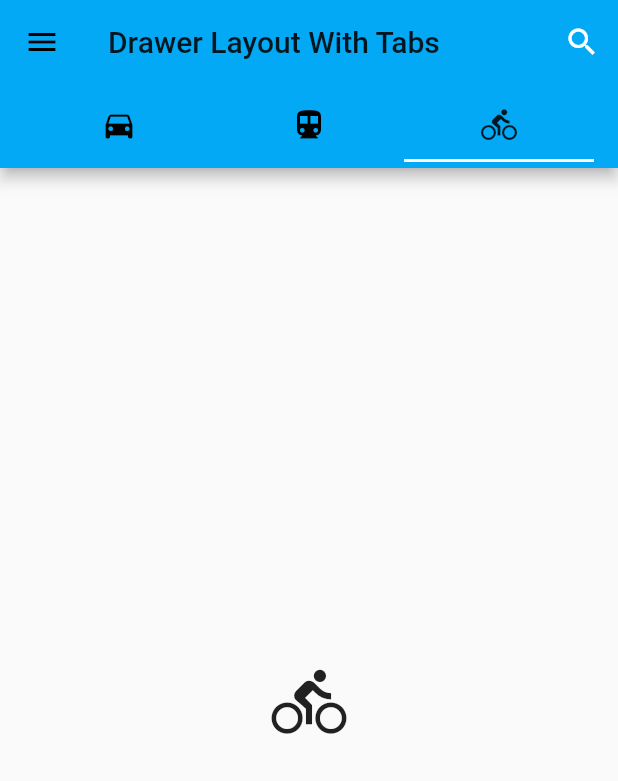
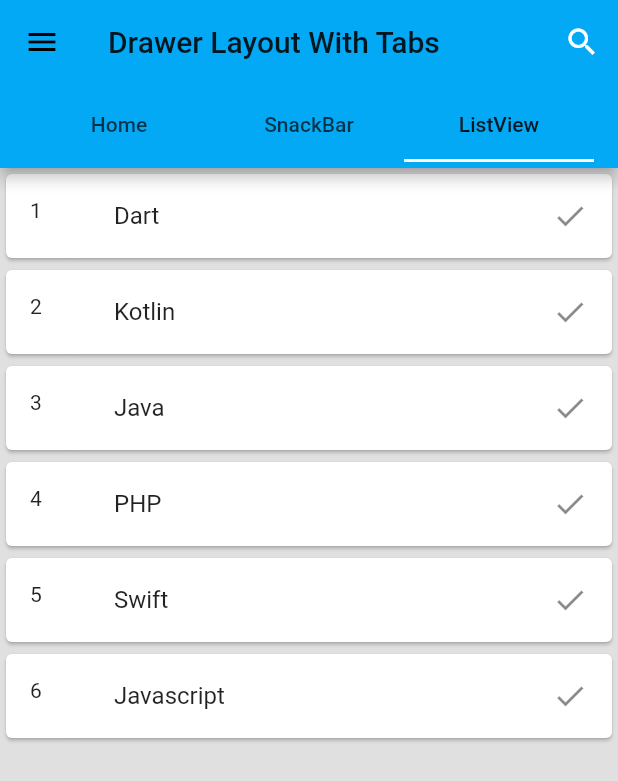
Before and after one commit to lukastyas/frameworkmobile_uts, a Flutter app: the Homepage screen opened directly, tab 3 chosen, on a phone screen of 412 x 824 dp. Shown: the top 781 px of the screen. Run offline on Flutter 3.47's test engine with Material 2 defaults, Android fonts, the phone set to English and light mode, and no system bars; Roboto replaces fonts that are missing (Nunito).

Commit message:
update listview

```diff
--- a/lib/cobo.dart
+++ b/lib/cobo.dart
@@ -1,4 +1,5 @@
 import 'package:flutter/material.dart';
+import 'package:flutter/rendering.dart';
 import 'home_page.dart';
 
 
@@ -9,6 +10,7 @@ class Homepage extends StatelessWidget {
 
   Homepage({Key key, this.title}) : super(key: key);
 
+  //TODO dibawah ini digunakan untuk membuat AppBar
   @override
   Widget build(BuildContext context) {
     // TODO: implement build
@@ -24,6 +26,7 @@ class Homepage extends StatelessWidget {
           ),
         ],
       ),
+      //TODO dibawah ini digunakan untuk membuat drawer
       drawer: Drawer(
         child: ListView(
           children: <Widget>[
@@ -71,6 +74,7 @@ class Homepage extends StatelessWidget {
               title: Text("Close"),
               onTap: (){
                 Navigator.of(context).pop();
+                //TODO navigator ini untuk menutup drawer
               },
             ),
           ],
@@ -81,20 +85,22 @@ class Homepage extends StatelessWidget {
         child: new Scaffold(
           appBar: new AppBar(
             actions: <Widget>[],
+            //TODO dibawah ini fungsinya untuk membuat tab yang jumlahnya 3
             title: new TabBar(
               tabs: [
-                new Tab(icon: new Icon(Icons.directions_car)),
-                new Tab(icon: new Icon(Icons.directions_transit)),
-                new Tab(icon: new Icon(Icons.directions_bike)),
+                new Tab(text: "Home",),
+                new Tab(text: "SnackBar",),
+                new Tab(text: "ListView",),
               ],
               indicatorColor: Colors.white,
             ),
           ),
+          //TODO dalam bodynya terdapat isi dari masing-masing Tab
           body: new TabBarView(
             children: [
+              Welcome(),
               SnackBarPage(),
-              new Icon(Icons.directions_transit,size: 50.0,),
-              new Icon(Icons.directions_bike,size: 50.0,),
+              MyApp(),
             ],
           ),
         ),
@@ -103,6 +109,7 @@ class Homepage extends StatelessWidget {
   }
 }
 
+//TODO terdapat class MyApp1
 class MyApp1 extends StatelessWidget {
   // This widget is the root of your application.
   @override
@@ -118,6 +125,7 @@ class MyApp1 extends StatelessWidget {
   }
 }
 
+//TODO class snackbar untuk menampilkan snackbar
 class SnackBarPage extends StatelessWidget {
   @override
   Widget build(BuildContext context) {
@@ -142,3 +150,89 @@ class SnackBarPage extends StatelessWidget {
     );
   }
 }
+
+void main() => runApp(MyApp());
+
+class MyApp extends StatelessWidget {
+  @override
+  Widget build(BuildContext context) {
+    return MaterialApp(
+      title: 'ListView Builder',
+      home: Scaffold(
+        body: _PageList(),
+      ),
+      debugShowCheckedModeBanner: false,
+    );
+  }
+}
+
+class _PageList extends StatefulWidget {
+  @override
+  _PageListState createState() => _PageListState();
+}
+
+class _PageListState extends State<_PageList> {
+
+  List<String> languages = [
+    "Dart",
+    "Kotlin",
+    "Java",
+    "PHP",
+    "Swift",
+    "Javascript",
+  ];
+
+  @override
+  Widget build(BuildContext context) {
+    return Container(
+      color: Colors.grey[300],
+      child: ListView.builder(
+        itemCount: languages.length,
+        itemBuilder: (BuildContext context, int index) {
+          final number = index+1;
+          final language = languages[index].toString();
+          return Card(
+            child: ListTile(
+              leading: Text(number.toString()),
+              title: Text(language),
+              trailing: Icon(Icons.check),
+            ),
+          );
+        },
+      ),
+    );
+  }
+}
+
+class Welcome extends StatelessWidget {
+  @override
+  Widget build(BuildContext context) {
+    final _screenSize = MediaQuery.of(context).size;
+    return MaterialApp(
+      debugShowCheckedModeBanner: false,
+      title: 'First App',
+      home: Scaffold(
+          body:  Container(
+            height: 500,
+            child: Column(
+              children: <Widget>[
+                Image.asset('img/bg.jpg'),
+                Text(
+                  'Welcome to My Project',
+                  style: TextStyle(fontSize: 24, fontFamily: "Serif", height: 2.0),
+                ),
+                Text('oleh Programer Tcupu'),
+//                Row(
+//                  mainAxisAlignment: MainAxisAlignment.spaceBetween,
+//                  children: <Widget>[
+//                    Image.asset('img/p.jpg'),
+//                    Image.asset('img/p.jpg')
+//                  ],
+//                )
+              ]
+          )
+          )
+      ),
+    );
+  }
+}
--- a/lib/login.dart
+++ b/lib/login.dart
@@ -12,6 +12,7 @@ class LoginPage extends StatefulWidget {
 
 class _LoginPageState extends State<LoginPage>  with SingleTickerProviderStateMixin{
   var statusClik = 0;
+  //TODO class _LoginPageState terdapat variabel statusclik bernilai 0
 
   TextEditingController editingControllerUser;
   TextEditingController editingControllerPass;
@@ -19,7 +20,7 @@ class _LoginPageState extends State<LoginPage>  with SingleTickerProviderStateMi
   AnimationController animationControllerButton;
   @override
   void initState() {
-
+//TODO dibawah ini digunakan untuk membuat tampilan login bagian user dan pass
     editingControllerUser = TextEditingController(text: '');
     editingControllerPass = TextEditingController(text: '');
     // TODO: implement initState
@@ -124,12 +125,14 @@ class _LoginPageState extends State<LoginPage>  with SingleTickerProviderStateMi
                     ],
                   ),
                   statusClik == 0
+                  //TODO jika status klik 0 dan diklik maka menjalankan InkWell dan status akan menjadi 1
                       ? new InkWell(
                           onTap: () {
                             setState(() {
                               statusClik = 1;
                             });
                             _playAnimation();
+                            //TODO setelah status klik bernilai 1 akan menjalankan _playAnimation
                           },
                           child: SignIn())
                       : new StarAnimation(
@@ -147,6 +150,7 @@ class _LoginPageState extends State<LoginPage>  with SingleTickerProviderStateMi
   }
 }
 
+//TODO class SignIn
 class SignIn extends StatelessWidget {
   @override
   Widget build(BuildContext context) {
--- a/lib/loginAnimation.dart
+++ b/lib/loginAnimation.dart
@@ -1,12 +1,13 @@
 import 'package:flutter/material.dart';
 import 'cobo.dart';
 import 'home_page.dart';
-//class animasi
+//TODO class StartAnimation digunakan untuk membuat animasi menjadi lingkaran kecil
 class StarAnimation extends StatefulWidget {
   StarAnimation({Key key, this.buttonControler,this.user,this.pass})
       : shrinkButtonAnimation = new Tween(begin: 320.0, end: 70.0).animate(
           CurvedAnimation(parent: buttonControler, curve: Interval(0.0, 0.150)),
         ),
+  //TODO zoomAnimation digunakan untuk zoom dari circle kecil kebesar
         zoomAnimation =
             new Tween(begin: 70.0, end: 900.0).animate(CurvedAnimation(
                 parent: buttonControler,
@@ -52,6 +53,7 @@ class StarAnimation extends StatefulWidget {
 
           : user=='admin'?
       Container(
+        //TODO jika userr bernilai admin maka akan menjalankan container
 
         width: zoomAnimation.value,
         height: zoomAnimation.value,
@@ -62,6 +64,7 @@ class StarAnimation extends StatefulWidget {
               : BoxShape.rectangle,
         ),
       )
+      //TODO jika user tidak bernilai admin maka menjalankan container dibawah ini
           :Container(
         alignment: FractionalOffset.center,
         width: shrinkButtonAnimation.value,
@@ -99,6 +102,7 @@ class _StarAnimationState extends State<StarAnimation> {
         Navigator.of(context).push(
           MaterialPageRoute(
               builder: (BuildContext context)=> new MyApp1()
+            //TODO navigator ini menggunakan routes yang akan berpinddah ke class MyApp1
           )
         );
       }
--- a/pubspec.yaml
+++ b/pubspec.yaml
@@ -38,6 +38,7 @@ flutter:
   uses-material-design: true
   assets:
     - img/bg.jpg
+    - img/p.jpg
 
   # To add assets to your application, add an assets section, like this:
   # assets:
```
Also changed, not shown: img/p.jpg (added).
